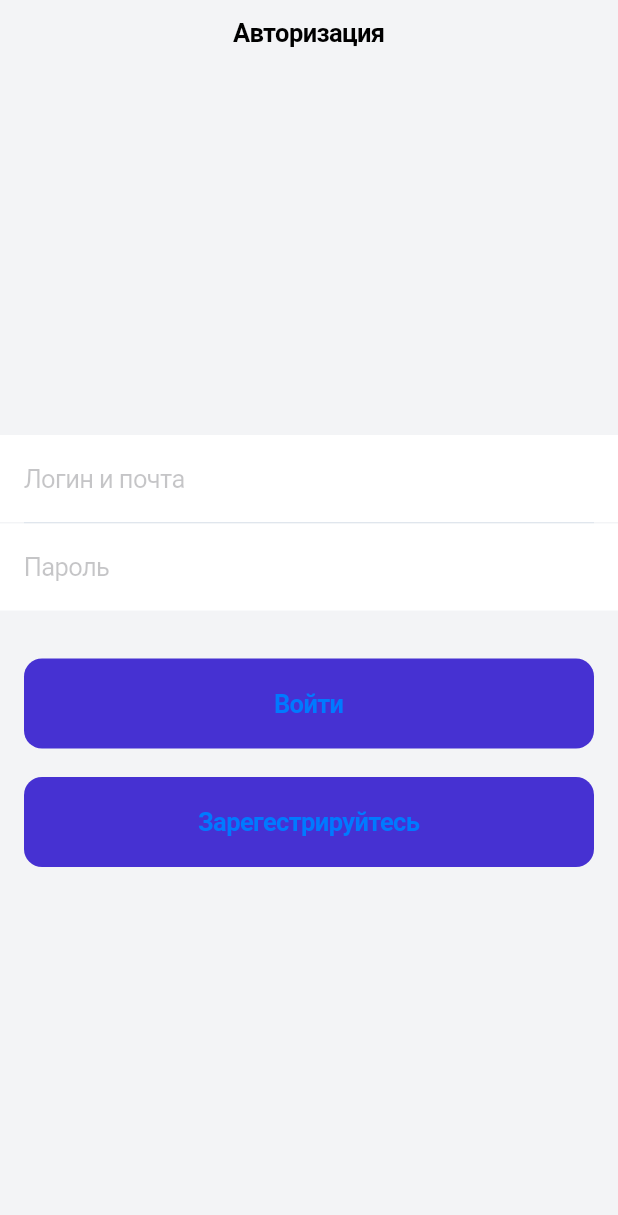
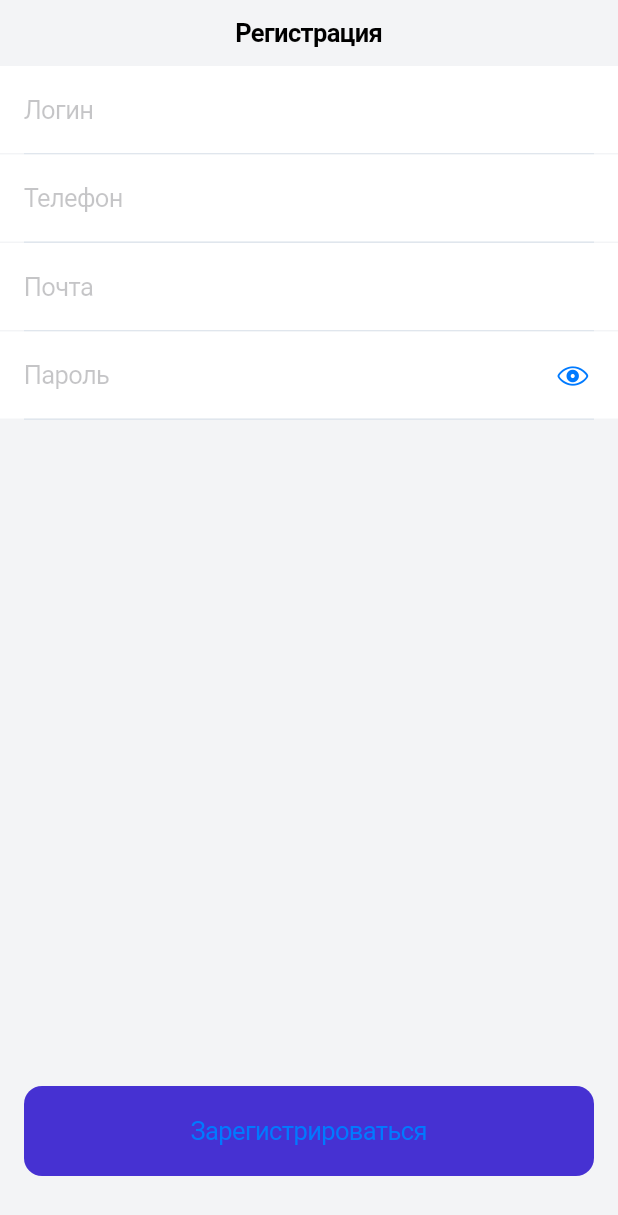
Before and after one commit to AlimAidar/Alim, a Flutter app: the screen it shows after launch, on a phone screen of 412 x 824 dp. Shown: the top 1215 px of the screen. Run offline on Flutter 3.47's test engine with Material 2 defaults, Android fonts, the phone set to English and light mode, and no system bars.

Commit message:
Скрин регистрации

```diff
--- a/lib/main.dart
+++ b/lib/main.dart
@@ -1,4 +1,5 @@
 import 'package:alim_app/scr/screens/auth_screeen.dart';
+import 'package:alim_app/scr/screens/register.dart';
 import 'package:flutter/cupertino.dart';
 import 'package:flutter/material.dart';
 
@@ -12,7 +13,7 @@ class MyApp extends StatelessWidget {
   Widget build(BuildContext context) {
     return CupertinoApp(
       title: 'Flutter ',
-      home: AuthScreen(),
+      home: RegisterScreen(),
     );
   }
 }
--- /dev/null
+++ b/lib/scr/screens/register.dart
@@ -0,0 +1,80 @@
+import 'package:flutter/cupertino.dart';
+
+class RegisterScreen extends StatelessWidget {
+  const RegisterScreen({Key? key}) : super(key: key);
+
+  @override
+  Widget build(BuildContext context) {
+    return CupertinoPageScaffold(
+      backgroundColor: Color(0xFFF3F4F6),
+      navigationBar: CupertinoNavigationBar(
+        backgroundColor: CupertinoColors.white,
+        border: Border(),
+        middle: Text('Регистрация'),
+      ),
+      child: SafeArea(
+        child: Column(
+            mainAxisAlignment: MainAxisAlignment.center,
+            crossAxisAlignment: CrossAxisAlignment.stretch,
+            children: [
+              CupertinoTextField(
+                placeholder: 'Логин',
+                decoration: BoxDecoration(color: CupertinoColors.white),
+                padding: EdgeInsets.symmetric(vertical: 19, horizontal: 16),
+              ),
+              Container(
+                height: 1,
+                color: Color(0xFFE0E6ED),
+                margin: const EdgeInsets.symmetric(horizontal: 16),
+              ),
+              CupertinoTextField(
+                placeholder: 'Телефон',
+                decoration: BoxDecoration(color: CupertinoColors.white),
+                padding: EdgeInsets.symmetric(vertical: 19, horizontal: 16),
+              ),
+              Container(
+                height: 1,
+                color: Color(0xFFE0E6ED),
+                margin: const EdgeInsets.symmetric(horizontal: 16),
+              ),
+              CupertinoTextField(
+                placeholder: 'Почта',
+                decoration: BoxDecoration(color: CupertinoColors.white),
+                padding: EdgeInsets.symmetric(vertical: 19, horizontal: 16),
+              ),
+              Container(
+                height: 1,
+                color: Color(0xFFE0E6ED),
+                margin: const EdgeInsets.symmetric(horizontal: 16),
+              ),
+              CupertinoTextField(
+                placeholder: 'Пароль',
+                decoration: BoxDecoration(color: CupertinoColors.white),
+                padding: EdgeInsets.symmetric(vertical: 19, horizontal: 16),
+                suffix: CupertinoButton(
+                  child: Icon(CupertinoIcons.eye),
+                  onPressed: () {},
+                ),
+              ),
+              Container(
+                height: 1,
+                color: Color(0xFFE0E6ED),
+                margin: const EdgeInsets.symmetric(horizontal: 16),
+              ),
+              Spacer(),
+              Padding(
+                padding: const EdgeInsets.symmetric(horizontal: 16),
+                child: CupertinoButton(
+                    padding: const EdgeInsets.symmetric(vertical: 20),
+                    color: Color(0xFF4631D2),
+                    child: Text('Зарегистрироваться'),
+                    onPressed: () {}),
+              ),
+              SizedBox(
+                height: 40,
+              )
+            ]),
+      ),
+    );
+  }
+}
```
